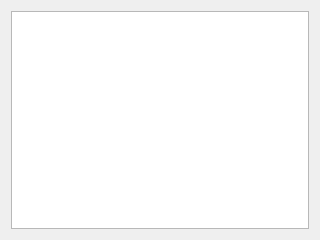
This is plugins/clockplugin/sourcepage.ui in mysmartgrid/chumby-controlpanel as Qt 5 draws it before an edit. The edited form follows.
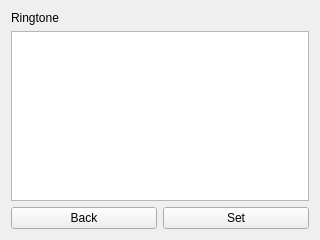
This is the edited form.

Commit message: [clockplugin] SourcePage refactored to be used in new AlarmDetails

What changed in the file:
```diff
--- a/plugins/clockplugin/sourcepage.ui
+++ b/plugins/clockplugin/sourcepage.ui
@@ -1,7 +1,7 @@
 <?xml version="1.0" encoding="UTF-8"?>
 <ui version="4.0">
  <class>SourcePage</class>
- <widget class="QWizardPage" name="SourcePage">
+ <widget class="QWidget" name="SourcePage">
   <property name="geometry">
    <rect>
     <x>0</x>
@@ -11,21 +11,37 @@
    </rect>
   </property>
   <property name="windowTitle">
-   <string>WizardPage</string>
-  </property>
-  <property name="title">
-   <string>Ringtone</string>
+   <string>Form</string>
   </property>
   <layout class="QVBoxLayout" name="verticalLayout">
    <item>
-    <widget class="QListWidget" name="sourceList">
-     <property name="font">
-      <font>
-       <pointsize>20</pointsize>
-      </font>
+    <widget class="QLabel" name="sourceLabel">
+     <property name="text">
+      <string>Ringtone</string>
      </property>
     </widget>
    </item>
+   <item>
+    <widget class="QListWidget" name="sourceList"/>
+   </item>
+   <item>
+    <layout class="QHBoxLayout" name="horizontalLayout">
+     <item>
+      <widget class="QPushButton" name="backButton">
+       <property name="text">
+        <string>Back</string>
+       </property>
+      </widget>
+     </item>
+     <item>
+      <widget class="QPushButton" name="setButton">
+       <property name="text">
+        <string>Set</string>
+       </property>
+      </widget>
+     </item>
+    </layout>
+   </item>
   </layout>
  </widget>
  <resources/>
```
The commit also changes 3 other files.
